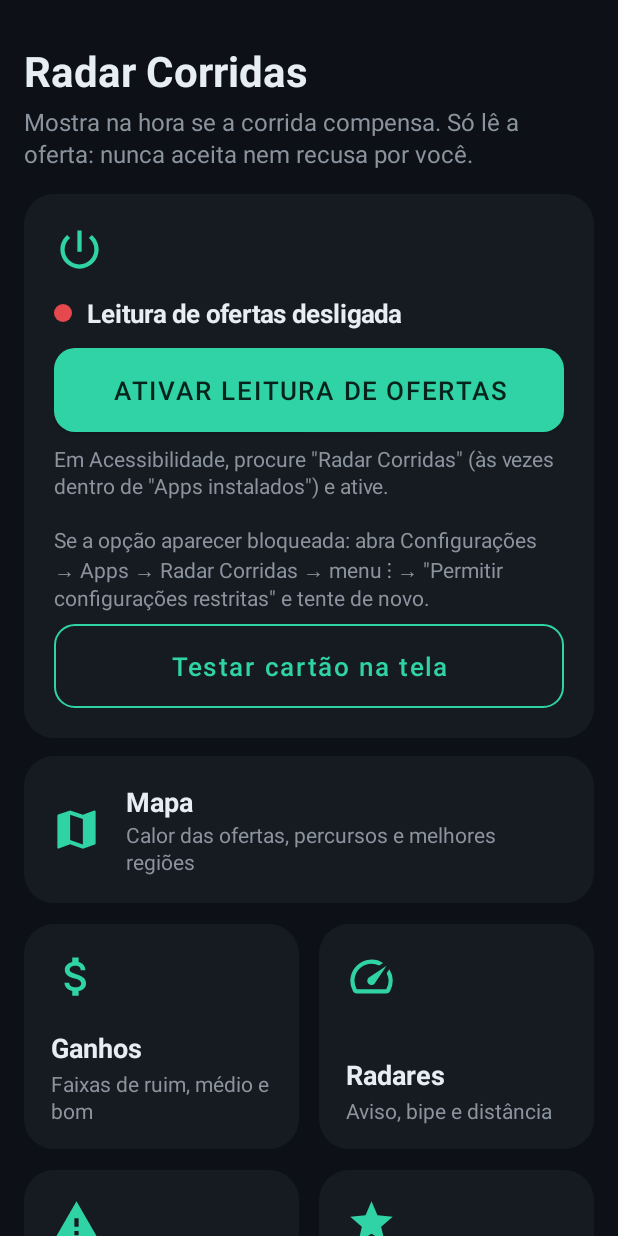
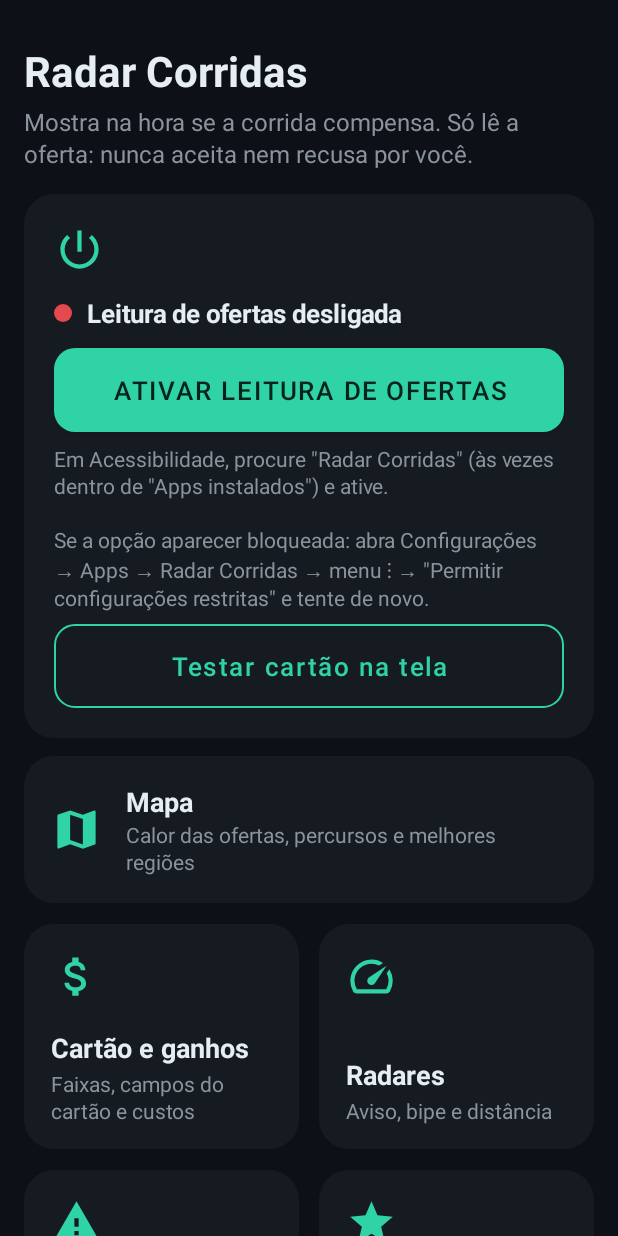
Before and after one commit to efreetales/radar-corridas, an Android app: the screen it shows after launch (MainActivity), on a phone screen of 412 x 824 dp. Run offline under Robolectric (Android 15) with nearby library versions, the phone set to English and light mode, and no system bars; pictures from the network do not load.

Commit message:
Botão R travável com mini-menu (travar, valeta, abrir); seção Cartão e ganhos com submenu (faixas, campos do cartão, custos)
Co-Authored-By: Claude Opus 5.5 <noreply@anthropic.com>
Claude-Session: https://claude.ai/code/session_01HAyDQwT6qSeeqhjTKfGLrB

```diff
--- a/app/src/main/java/com/taleco/radarcorridas/MainActivity.kt
+++ b/app/src/main/java/com/taleco/radarcorridas/MainActivity.kt
@@ -56,13 +56,14 @@ class MainActivity : AppCompatActivity() {
 
     // ---------- Navegação: tela inicial com cards → página de cada seção ----------
 
-    private class Page(val key: String, val icon: Int, val hint: String, val web: String? = null) {
+    private class Page(val key: String, val icon: Int, val hint: String, val web: String? = null, val hidden: Boolean = false) {
         lateinit var body: LinearLayout
     }
 
     /** Ordem e ícones dos cards da tela inicial. "Prévia do cartão" fica dentro de Ganhos. */
     private val pages = linkedMapOf(
-        "Cálculo de ganhos" to Page("Ganhos", R.drawable.ic_money, "Faixas de ruim, médio e bom"),
+        "Cartão e ganhos" to Page("Cartão e ganhos", R.drawable.ic_money, "Faixas, campos do cartão e custos"),
+        "Cálculo de ganhos" to Page("Faixas de ganhos", R.drawable.ic_money, "Quando cada número fica vermelho, amarelo ou verde", hidden = true),
         "Radares de velocidade" to Page("Radares", R.drawable.ic_speed, "Aviso, bipe e distância"),
         "Valetas e buracos" to Page("Valetas", R.drawable.ic_warning, "Marcar e avisar"),
         "Meus pontos bons" to Page("Pontos bons", R.drawable.ic_star, "Lugares e horários"),
@@ -70,8 +71,8 @@ class MainActivity : AppCompatActivity() {
         "Histórico de ofertas" to Page("Histórico", R.drawable.ic_history, "Aceitas e recusadas", web = "historico"),
         "Melhores horários" to Page("Horários", R.drawable.ic_clock, "Quando mais paga", web = "horarios"),
         "Jornada" to Page("Jornada", R.drawable.ic_timer, "Tempo por fase", web = "jornada"),
-        "Custos do carro" to Page("Custos", R.drawable.ic_fuel, "Custo por km e meta", web = "custos"),
-        "Estilo do cartão" to Page("Cartão", R.drawable.ic_tune, "Campos e ordem", web = "cartao"),
+        "Custos do carro" to Page("Custos do carro", R.drawable.ic_fuel, "Seu custo por km e o mínimo para aceitar", web = "custos", hidden = true),
+        "Estilo do cartão" to Page("Campos do cartão", R.drawable.ic_tune, "O que aparece no cartão e em que ordem", web = "cartao", hidden = true),
         "Corridas e percurso" to Page("Corridas", R.drawable.ic_car, "Registro e permissões"),
         "Aparência" to Page("Aparência", R.drawable.ic_palette, "Posição e botão R"),
         "Dados" to Page("Dados", R.drawable.ic_storage, "Exportar e diagnóstico")
@@ -81,6 +82,44 @@ class MainActivity : AppCompatActivity() {
     private lateinit var home: LinearLayout
     private lateinit var statusCard: LinearLayout
     private var currentPage: String? = null
+    private var previewBlock: View? = null
+    /** Subpáginas: o "voltar" leva para a página-mãe, não para a tela inicial. */
+    private val parentPage = mapOf("Cálculo de ganhos" to "Cartão e ganhos")
+
+    private fun goBack() {
+        val p = currentPage?.let { parentPage[it] }
+        if (p != null) showPage(p) else showHome()
+    }
+
+    /** Página "Cartão e ganhos": prévia do cartão + submenu (faixas, campos, custos). */
+    private fun buildCardHub() {
+        val hub = pages["Cartão e ganhos"] ?: return
+        for (key in listOf("Cálculo de ganhos", "Estilo do cartão", "Custos do carro")) {
+            val pg = pages[key] ?: continue
+            val row = LinearLayout(this).apply {
+                orientation = LinearLayout.HORIZONTAL
+                gravity = Gravity.CENTER_VERTICAL
+                setPadding(dp(18), dp(20), dp(14), dp(20))
+                background = rounded(Colors.SURFACE, 18f)
+                minimumHeight = dp(88)
+            }
+            ripple(row)
+            row.addView(icon(pg.icon, 30, Colors.ACCENT).apply {
+                layoutParams = LinearLayout.LayoutParams(dp(30), dp(30)).apply { rightMargin = dp(16) }
+            })
+            val t = LinearLayout(this).apply { orientation = LinearLayout.VERTICAL }
+            t.addView(text(pg.key, 18f, Colors.TEXT, bold = true))
+            t.addView(text(pg.hint, 13f, Colors.MUTED))
+            row.addView(t, LinearLayout.LayoutParams(0, LinearLayout.LayoutParams.WRAP_CONTENT, 1f))
+            row.addView(text("›", 30f, Colors.MUTED).apply { setPadding(dp(8), 0, 0, 0) })
+            row.setOnClickListener {
+                val w = pg.web
+                if (w != null) startActivity(Intent(this, PainelActivity::class.java).putExtra(PainelActivity.EXTRA_PAGE, w))
+                else showPage(key)
+            }
+            hub.body.addView(row, matchWrap(top = 14))
+        }
+    }
 
     override fun onCreate(savedInstanceState: Bundle?) {
         super.onCreate(savedInstanceState)
@@ -114,6 +153,7 @@ class MainActivity : AppCompatActivity() {
         buildSpots(dummy)
         buildEvents(dummy)
         buildData(dummy)
+        buildCardHub()
         tallAll(statusCard)
         for (pg in pages.values) tallAll(pg.body)
 
@@ -123,7 +163,7 @@ class MainActivity : AppCompatActivity() {
         onBackPressedDispatcher.addCallback(this, object : androidx.activity.OnBackPressedCallback(true) {
             override fun handleOnBackPressed() {
                 if (currentPage != null) {
-                    showHome()
+                    goBack()
                 } else {
                     isEnabled = false
                     onBackPressedDispatcher.onBackPressed()
@@ -168,7 +208,7 @@ class MainActivity : AppCompatActivity() {
         col.addView(mapTile, matchWrap(top = 12))
 
         // Grade de cards, 2 por linha
-        val entries = pages.entries.toList()
+        val entries = pages.entries.filter { !it.value.hidden }
         var i = 0
         while (i < entries.size) {
             val row = LinearLayout(this).apply { orientation = LinearLayout.HORIZONTAL }
@@ -257,7 +297,7 @@ class MainActivity : AppCompatActivity() {
         val back = android.widget.FrameLayout(this).apply {
             minimumWidth = dp(48)
             minimumHeight = dp(48)
-            setOnClickListener { showHome() }
+            setOnClickListener { goBack() }
         }
         ripple(back)
         back.addView(icon(R.drawable.ic_back, 26, Colors.TEXT), android.widget.FrameLayout.LayoutParams(dp(26), dp(26), Gravity.CENTER))
@@ -265,9 +305,15 @@ class MainActivity : AppCompatActivity() {
         bar.addView(icon(pg.icon, 28, Colors.ACCENT).apply {
             layoutParams = LinearLayout.LayoutParams(dp(28), dp(28)).apply { leftMargin = dp(4); rightMargin = dp(10) }
         })
-        bar.addView(text(title, 22f, Colors.TEXT, bold = true))
+        bar.addView(text(if (title == "Cálculo de ganhos") pg.key else title, 22f, Colors.TEXT, bold = true))
         col.addView(bar, matchWrap())
 
+        // A prévia do cartão aparece no topo do "Cartão e ganhos" e das "Faixas de ganhos"
+        val pv = previewBlock
+        if (pv != null && (title == "Cartão e ganhos" || title == "Cálculo de ganhos")) {
+            (pv.parent as? android.view.ViewGroup)?.removeView(pv)
+            pg.body.addView(pv, 0, matchWrap())
+        }
         (pg.body.parent as? android.view.ViewGroup)?.removeView(pg.body)
         col.addView(pg.body, matchWrap(top = 8))
         scroll.removeAllViews()
@@ -1447,14 +1493,14 @@ class MainActivity : AppCompatActivity() {
      */
     private fun section(@Suppress("UNUSED_PARAMETER") parent: LinearLayout, title: String): LinearLayout {
         if (title == "Status") return statusCard
-        val key = if (title == "Prévia do cartão") "Cálculo de ganhos" else title
+        val key = if (title == "Prévia do cartão") "Cartão e ganhos" else title
         val page = pages[key] ?: return LinearLayout(this)
         val block = LinearLayout(this).apply {
             orientation = LinearLayout.VERTICAL
             setPadding(dp(18), dp(20), dp(18), dp(20))
             background = rounded(Colors.SURFACE, 18f)
         }
-        if (title == "Prévia do cartão") block.addView(text(title, 16f, Colors.TEXT, bold = true).apply { setPadding(0, 0, 0, dp(8)) })
+        if (title == "Prévia do cartão") { block.addView(text(title, 16f, Colors.TEXT, bold = true).apply { setPadding(0, 0, 0, dp(8)) }); previewBlock = block }
         page.body.addView(block, matchWrap(top = 16))
         return block
     }
--- a/app/src/main/java/com/taleco/radarcorridas/Prefs.kt
+++ b/app/src/main/java/com/taleco/radarcorridas/Prefs.kt
@@ -179,6 +179,11 @@ class Prefs(context: Context) {
         get() = sp.getInt("bolha_y", 400)
         set(v) = sp.edit().putInt("bolha_y", v).apply()
 
+    /** Botão R travado: não sai do lugar ao arrastar (o carro balança). */
+    var bubbleLocked: Boolean
+        get() = sp.getBoolean("bolha_travada", false)
+        set(v) = sp.edit().putBoolean("bolha_travada", v).apply()
+
     // Dados
     var logOffers: Boolean
         get() = sp.getBoolean("salvar_ofertas", true)
```
Also changed, not shown: app/src/main/java/com/taleco/radarcorridas/OverlayManager.kt (+99 -13 lines).
